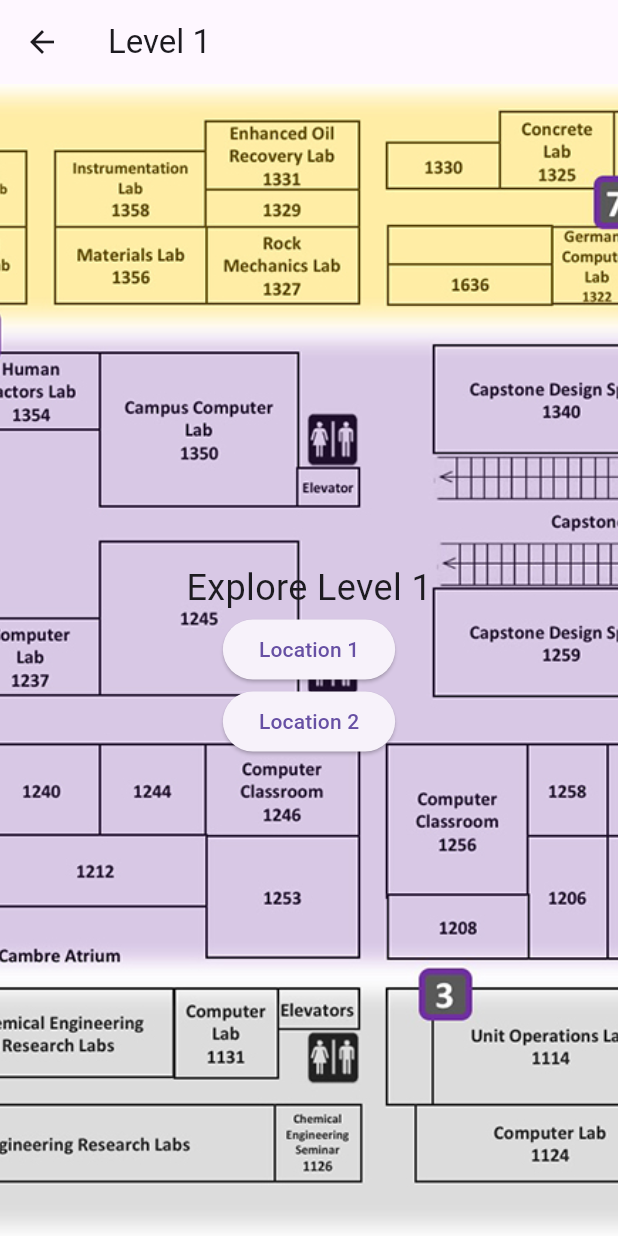
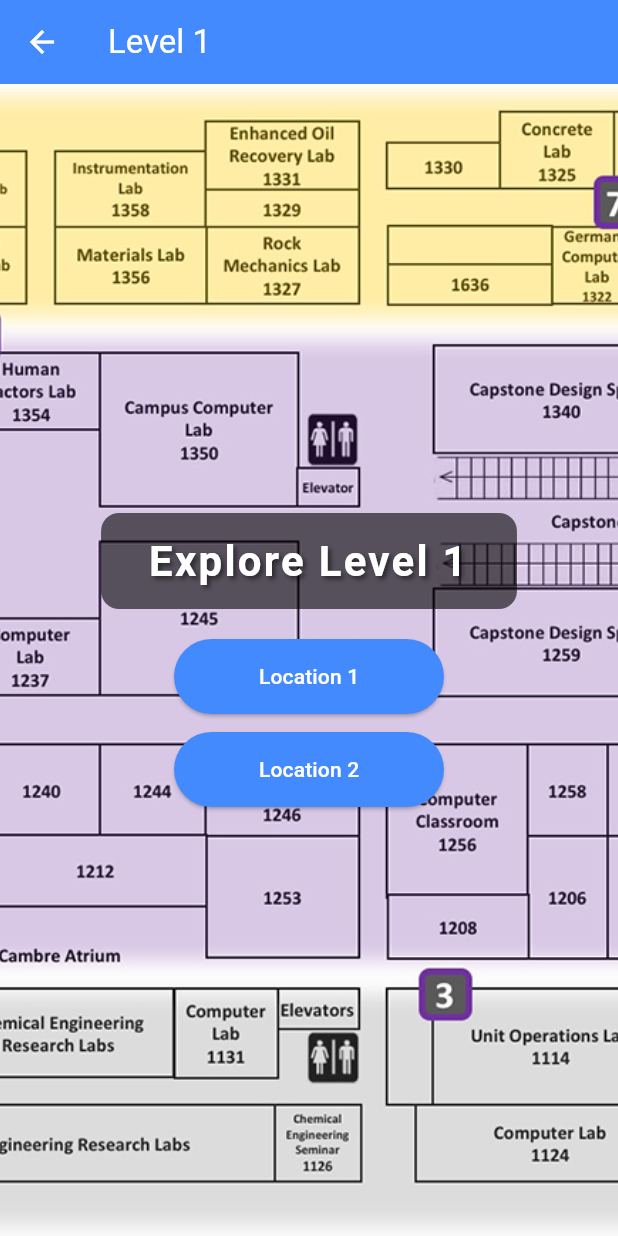
Before and after one commit to JacobRodrigue03/ScavengerHunt, a Flutter app: the screen it shows after launch, after a tap on an icon or button, on a phone screen of 412 x 824 dp. Run offline on Flutter 3.47's test engine with Material 3 defaults, Android fonts, the light colour scheme and no system bars; our stand-ins replace shared_preferences.

Commit message:
Minor Changes
Fixed "Explore Level" Text to pop out more and be readable. Also added a feature to go back to level page when clicking "ok" on the fun fact.

```diff
--- a/flutter_application_scavenge/lib/level_page.dart
+++ b/flutter_application_scavenge/lib/level_page.dart
@@ -26,7 +26,12 @@ class LevelPage extends StatelessWidget {
     }
 
     return Scaffold(
-      appBar: AppBar(title: Text('Level $level')),
+      appBar: AppBar(
+        title: Text('Level $level'),
+        backgroundColor: Colors.blueAccent,
+        foregroundColor: Colors.white,
+        elevation: 0,
+      ),
       body: Container(
         decoration: BoxDecoration(
           image: DecorationImage(
@@ -38,28 +43,69 @@ class LevelPage extends StatelessWidget {
           child: Column(
             mainAxisAlignment: MainAxisAlignment.center,
             children: [
-              Text('Explore Level $level',
-                  style: const TextStyle(fontSize: 24)),
+              /// ✅ This is the newly styled text box for "Explore Level $level"
+              Container(
+                padding: const EdgeInsets.symmetric(vertical: 12, horizontal: 32),
+                decoration: BoxDecoration(
+                  color: Colors.black.withOpacity(0.6),  // Semi-transparent black box
+                  borderRadius: BorderRadius.circular(12),
+                ),
+                child: Text(
+                  'Explore Level $level',
+                  style: const TextStyle(
+                    fontSize: 28,
+                    fontWeight: FontWeight.bold,
+                    color: Colors.white,
+                    letterSpacing: 1.5,
+                    shadows: [
+                      Shadow(
+                        color: Colors.black54,
+                        offset: Offset(2, 2),
+                        blurRadius: 4,
+                      ),
+                    ],
+                  ),
+                  textAlign: TextAlign.center,
+                ),
+              ),
+
+              const SizedBox(height: 20),
+
+              /// ✅ Location 1 Button
               ElevatedButton(
                 onPressed: () {
                   Navigator.push(
                     context,
                     MaterialPageRoute(
-                        builder: (_) =>
-                            LocationPage(level: level, locationNumber: 1)),
+                      builder: (_) => LocationPage(level: level, locationNumber: 1),
+                    ),
                   );
                 },
+                style: ElevatedButton.styleFrom(
+                  backgroundColor: Colors.blueAccent,
+                  foregroundColor: Colors.white,
+                  minimumSize: const Size(180, 50),
+                ),
                 child: const Text('Location 1'),
               ),
+
+              const SizedBox(height: 12),
+
+              /// ✅ Location 2 Button
               ElevatedButton(
                 onPressed: () {
                   Navigator.push(
                     context,
                     MaterialPageRoute(
-                        builder: (_) =>
-                            LocationPage(level: level, locationNumber: 2)),
+                      builder: (_) => LocationPage(level: level, locationNumber: 2),
+                    ),
                   );
                 },
+                style: ElevatedButton.styleFrom(
+                  backgroundColor: Colors.blueAccent,
+                  foregroundColor: Colors.white,
+                  minimumSize: const Size(180, 50),
+                ),
                 child: const Text('Location 2'),
               ),
             ],
--- a/flutter_application_scavenge/lib/location_page.dart
+++ b/flutter_application_scavenge/lib/location_page.dart
@@ -212,7 +212,10 @@ class _LocationPageState extends State<LocationPage> {
           content: Text(funFact),
           actions: [
             TextButton(
-                onPressed: () => Navigator.pop(context),
+                onPressed: () {
+                  Navigator.pop(context);
+                 Navigator.pop(context);
+                },
                 child: const Text('OK'))
           ],
         ),
@@ -239,7 +242,7 @@ class _LocationPageState extends State<LocationPage> {
                 controller: _controller,
                 decoration: const InputDecoration(
                   border: OutlineInputBorder(),
-                  hintText: 'button text',
+                  hintText: '',
                 ),
               ),
               const SizedBox(height: 16),
```
